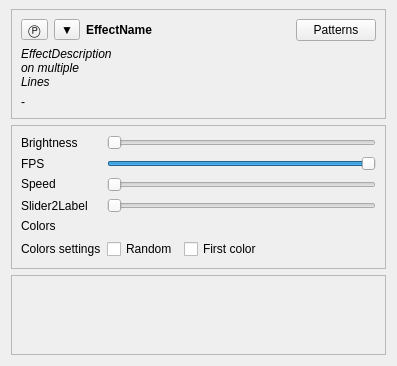
This is OpenRGBEffectPage.ui in DLdota/OpenRGBEffectsPlugin as Qt 5 draws it before an edit. The edited form follows.
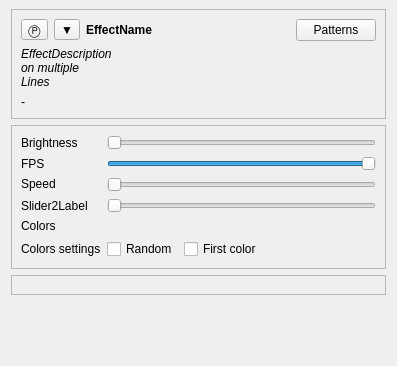
This is the edited form. Custom widgets are drawn as their Qt base class.

Commit message: Added spacer so extra options are no more scaling

Diff of the .ui file:
```diff
--- a/OpenRGBEffectPage.ui
+++ b/OpenRGBEffectPage.ui
@@ -19,7 +19,7 @@
   <property name="windowTitle">
    <string>Form</string>
   </property>
-  <layout class="QVBoxLayout" name="verticalLayout">
+  <layout class="QVBoxLayout" name="verticalLayout" stretch="1,1,0,1">
    <property name="topMargin">
     <number>9</number>
    </property>
@@ -332,6 +332,19 @@
      </layout>
     </widget>
    </item>
+   <item>
+    <spacer name="verticalSpacer">
+     <property name="orientation">
+      <enum>Qt::Vertical</enum>
+     </property>
+     <property name="sizeHint" stdset="0">
+      <size>
+       <width>20</width>
+       <height>40</height>
+      </size>
+     </property>
+    </spacer>
+   </item>
   </layout>
  </widget>
  <customwidgets>
```
The commit also changes 1 other file.
